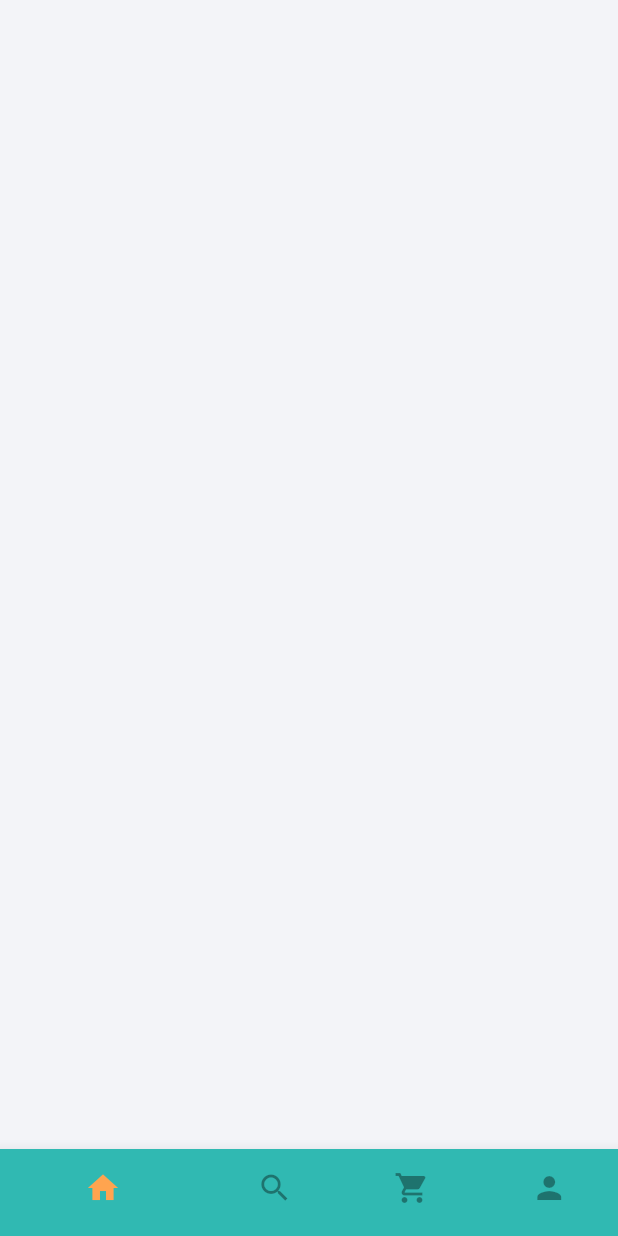
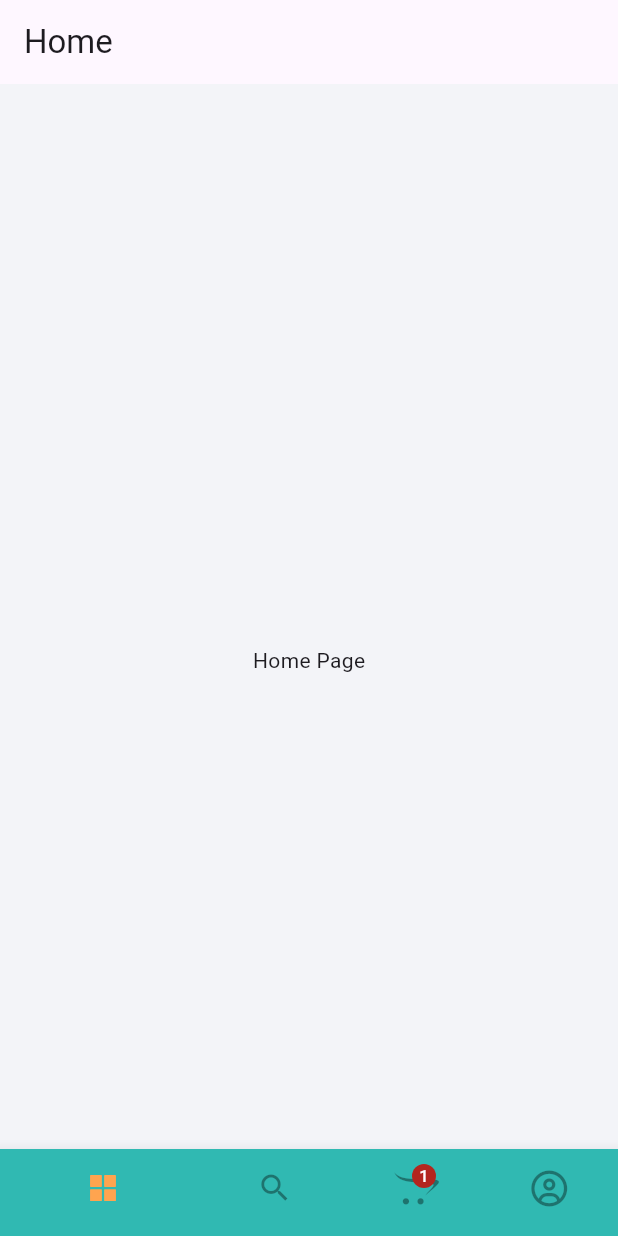
Before and after one commit to renatorv/foodly, a Flutter app: the screen it shows after launch, on a phone screen of 412 x 824 dp. Run offline on Flutter 3.47's test engine with Material 3 defaults, Android fonts, the phone set to English and light mode, and no system bars; our stand-ins replace flutter_screenutil, flutter_vector_icons, get.

Commit message:
46 minutos

```diff
--- /dev/null
+++ b/lib/controllers/tab_index_controller.dart
@@ -0,0 +1,11 @@
+import 'package:get/get.dart';
+
+class TabIndexController extends GetxController {
+  final RxInt _tabIndex = 0.obs;
+
+  int get tabIndex => _tabIndex.value;
+
+  set setTabIndex(int newValue) {
+    _tabIndex.value = newValue;
+  }
+}
--- a/lib/main.dart
+++ b/lib/main.dart
@@ -5,7 +5,7 @@ import 'package:get/get.dart';
 
 import 'views/entrypoint.dart';
 
-Widget defaultHome = const MainScreen();
+Widget defaultHome = MainScreen();
 
 void main() {
   runApp(const MyApp());
@@ -39,6 +39,3 @@ class MyApp extends StatelessWidget {
     );
   }
 }
-
-// https://www.youtube.com/watch?v=NHlVuQpy8B4&t=3713s
-// 24 minutos
--- a/lib/views/entrypoint.dart
+++ b/lib/views/entrypoint.dart
@@ -1,19 +1,32 @@
+// ignore_for_file: must_be_immutable
 import 'package:flutter/material.dart';
 import 'package:foodly/constants/constants.dart';
+import 'package:foodly/controllers/tab_index_controller.dart';
+import 'package:foodly/views/cart/cart_page.dart';
+import 'package:foodly/views/home/home_page.dart';
+import 'package:foodly/views/profile/profile_page.dart';
+import 'package:foodly/views/search/search_page.dart';
+import 'package:get/get.dart';
+import 'package:flutter_vector_icons/flutter_vector_icons.dart';
 
 class MainScreen extends StatelessWidget {
-  const MainScreen({super.key});
+  MainScreen({super.key});
+
+  List<Widget> pageList = const [
+    HomePage(),
+    SearchPage(),
+    CartPage(),
+    ProfilePage(),
+  ];
 
   @override
   Widget build(BuildContext context) {
-    return Scaffold(
+    final controller = Get.put(TabIndexController());
+    return Obx(
+      () => Scaffold(
         body: Stack(
           children: [
-          Container(
-            height: height,
-            width: width,
-            color: kOffWhite,
-          ),
+            pageList[controller.tabIndex],
             Align(
               alignment: Alignment.bottomCenter,
               child: Theme(
@@ -24,19 +37,33 @@ class MainScreen extends StatelessWidget {
                   unselectedIconTheme: const IconThemeData(color: Colors.black38),
                   selectedIconTheme: const IconThemeData(color: kSecondary),
                   onTap: (value) {
-                  print(value);
+                    controller.setTabIndex = value;
                   },
-                items: const [
-                  BottomNavigationBarItem(icon: Icon(Icons.home), label: 'Home'),
-                  BottomNavigationBarItem(icon: Icon(Icons.search), label: 'Search'),
-                  BottomNavigationBarItem(icon: Icon(Icons.shopping_cart), label: 'Cart'),
-                  BottomNavigationBarItem(icon: Icon(Icons.person), label: 'Profile'),
+                  currentIndex: controller.tabIndex,
+                  items: [
+                    BottomNavigationBarItem(
+                      icon: controller.tabIndex == 0 ? const Icon(AntDesign.appstore1) : const Icon(AntDesign.appstore_o),
+                      label: 'Home',
+                    ),
+                    const BottomNavigationBarItem(icon: Icon(Icons.search), label: 'Search'),
+                    const BottomNavigationBarItem(
+                      icon: Badge(
+                        label: Text('1'),
+                        child: Icon(FontAwesome.opencart),
+                      ),
+                      label: 'Cart',
+                    ),
+                    BottomNavigationBarItem(
+                      icon: controller.tabIndex == 3 ? const Icon(FontAwesome.user_circle) : const Icon(FontAwesome.user_circle_o),
+                      label: 'Profile',
+                    ),
                   ],
                 ),
               ),
             ),
           ],
         ),
+      ),
     );
   }
 }
--- /dev/null
+++ b/lib/views/home/home_page.dart
@@ -0,0 +1,18 @@
+import 'package:flutter/material.dart';
+
+class HomePage extends StatelessWidget {
+
+  const HomePage({ super.key });
+
+   @override
+   Widget build(BuildContext context) {
+       return Scaffold(
+      appBar: AppBar(
+        title: const Text('Home'),
+      ),
+      body: const Center(
+        child: Text('Home Page'),
+      ),
+    );
+  }
+}
```
Also changed, not shown: lib/common/custom_container.dart (added, +23 -0 lines), lib/views/cart/cart_page.dart (added, +17 -0 lines), lib/views/profile/profile_page.dart (added, +17 -0 lines), lib/views/search/search_page.dart (added, +17 -0 lines), 1 other file. Lines whose indentation alone changed are shown as unchanged.
